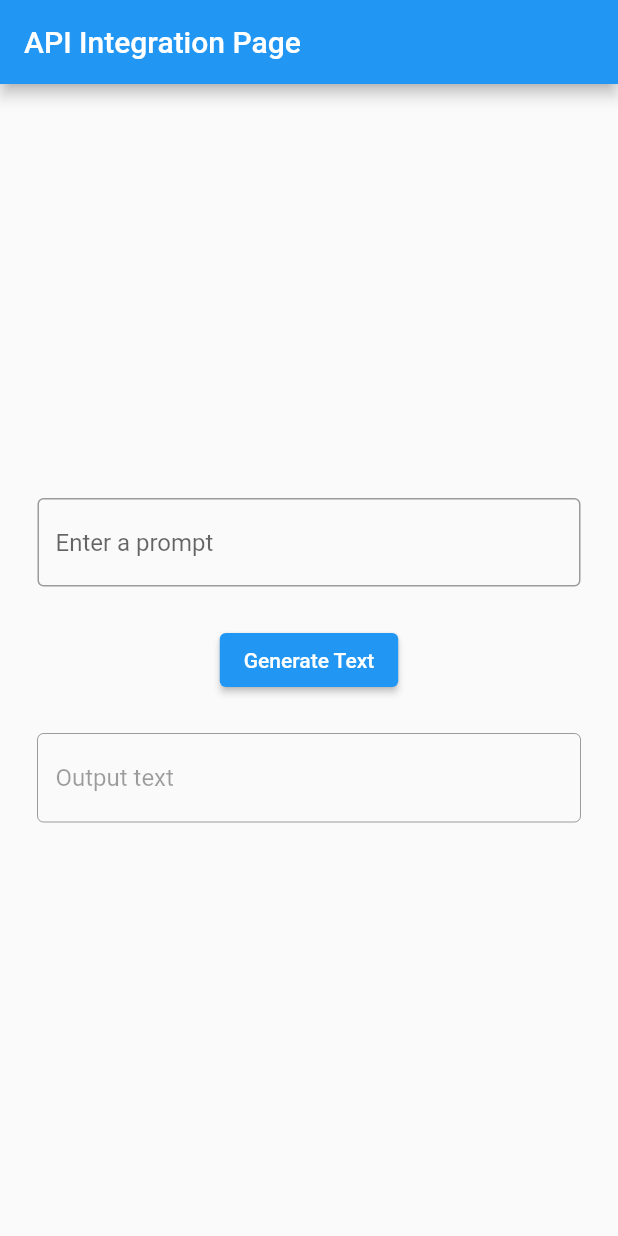
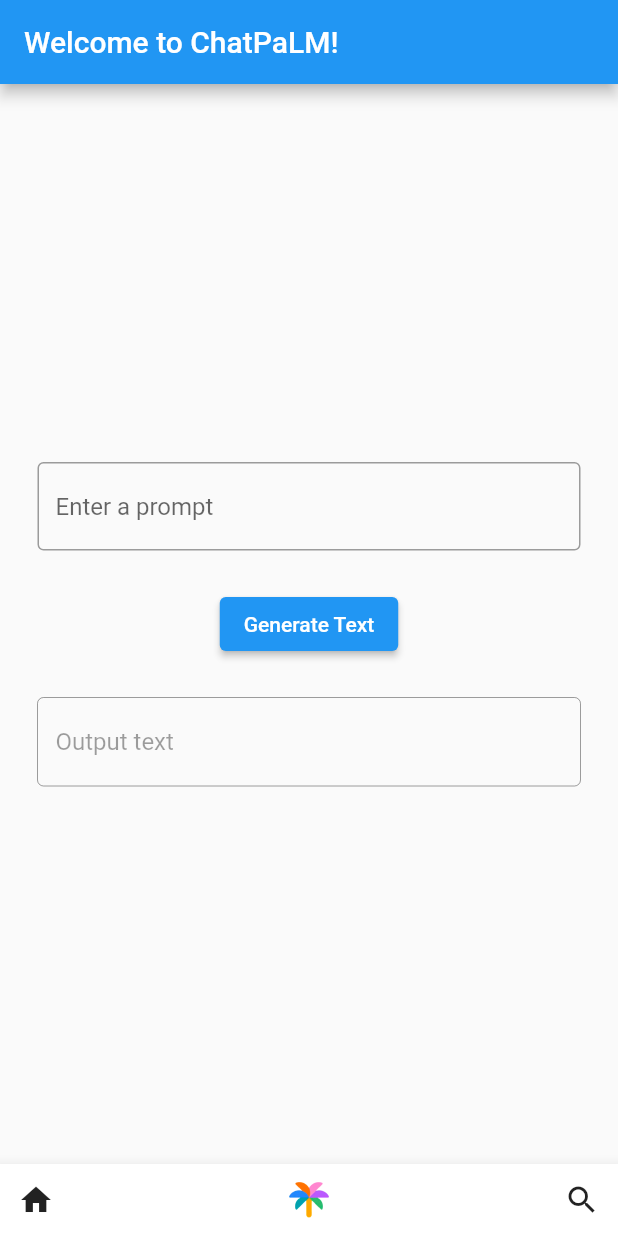
Before and after one commit to darshmashru/ChatPaLM, a Flutter app: the screen it shows after launch, on a phone screen of 412 x 824 dp. Run offline on Flutter 3.47's test engine with Material 2 defaults, Android fonts, the light colour scheme and no system bars; our stand-ins replace firebase_auth, firebase_core, flutter_dotenv, google_sign_in; missing offline and left inert: google_generative_language_api; accounts and stored records are empty.

Commit message:
Pub get + New NavBar

```diff
--- a/lib/screens/home_page.dart
+++ b/lib/screens/home_page.dart
@@ -1,6 +1,7 @@
 import 'package:firebase_auth/firebase_auth.dart';
 import 'package:flutter/material.dart';
 import 'package:ChatPaLM/widgets/api_integration_widget.dart';
+import 'package:ChatPaLM/widgets/custom_bottom_nav_bar.dart';
 
 
 class HomePage extends StatelessWidget {
@@ -19,8 +20,10 @@
     //   ),
     //   body: Center(child: Text("Welcome " + user.email!)),
     // );
-    return MaterialApp(
-      home: ApiIntegrationWidget(),
+    // return MaterialApp(
+    return Scaffold(
+      body: ApiIntegrationWidget(),
+      bottomNavigationBar: const CustomBottomNavBar(),
     );
   }
 }
--- a/lib/widgets/api_integration_widget.dart
+++ b/lib/widgets/api_integration_widget.dart
@@ -11,10 +11,9 @@
   Widget build(BuildContext context) {
     return Scaffold(
       appBar: AppBar(
-        title: const Text('API Integration Page'),
+        title: const Text('Welcome to ChatPaLM!'),
       ),
-      body: Center(
-        child: Column(
+      body: Column(
         mainAxisAlignment: MainAxisAlignment.center,
         children: <Widget>[
           Padding(
@@ -52,7 +51,6 @@
             ),
           ),
         ],
-        ),
       ),
     );
   }
--- /dev/null
+++ b/lib/widgets/custom_bottom_nav_bar.dart
@@ -0,0 +1,37 @@
+import 'package:flutter/material.dart';
+
+class CustomBottomNavBar extends StatelessWidget {
+  const CustomBottomNavBar({Key? key});
+
+  @override
+  Widget build(BuildContext context) {
+    return BottomAppBar(
+      child: Row(
+        mainAxisAlignment: MainAxisAlignment.spaceAround,
+        children: <Widget>[
+          IconButton(
+            icon: const Icon(Icons.home),
+            onPressed: () {
+              // Handle navigation to home screen
+            },
+          ),
+          const Spacer(), // Add spacer to separate icons and logo
+          Padding(
+            padding: const EdgeInsets.all(8.0),
+            child: Image.asset(
+              "lib/assets/logos/image 7.png", // Replace with your logo
+              height: 24, // Adjust height as needed
+            ),
+          ),
+          const Spacer(), // Add spacer to separate icons and logo
+          IconButton(
+            icon: const Icon(Icons.search),
+            onPressed: () {
+              // Handle navigation to search screen
+            },
+          ),
+        ],
+      ),
+    );
+  }
+}
--- a/pubspec.yaml
+++ b/pubspec.yaml
@@ -65,6 +65,8 @@
   # To add assets to your application, add an assets section, like this:
   assets:
     - lib/assets/images/
+    - lib/assets/logos/PaLM_logo.png
+    - lib/assets/logos/
     - .env
   #   - images/a_dot_ham.jpeg
 
```
Also changed, not shown: lib/assets/logos/Artboard 1.png (added), lib/assets/logos/PaLM_Logo.svg (added), lib/assets/logos/google.png (added), lib/assets/logos/image 7.png (added), pubspec.lock, 4 other files. Lines whose indentation alone changed are shown as unchanged.
